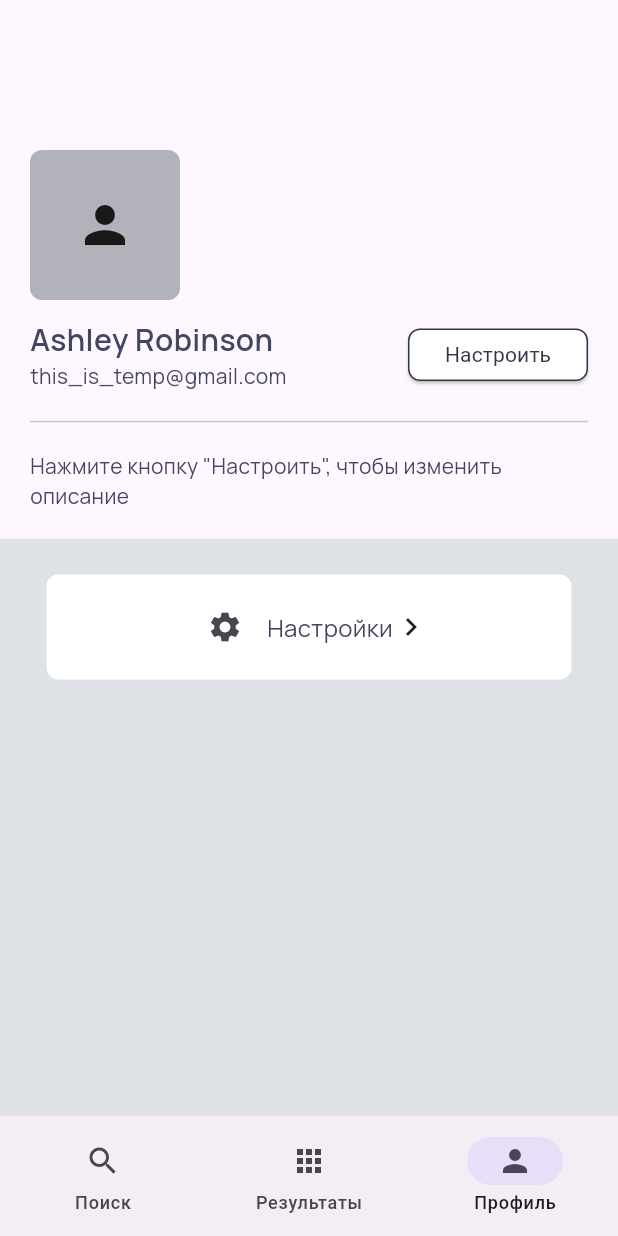
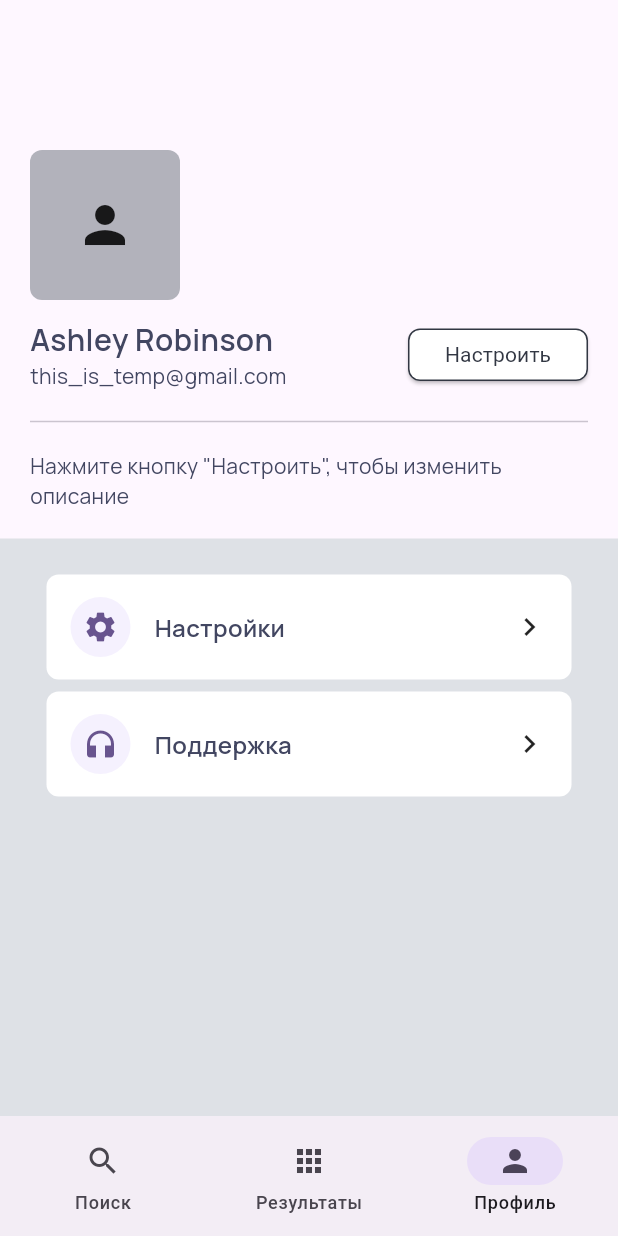
Before and after one commit to Melugsam/travel_helper_next, a Flutter app: the ProfileScreen screen opened by its route, on a phone screen of 412 x 824 dp. Run offline on Flutter 3.47's test engine with Material 3 defaults, Android fonts, the phone set to English and light mode, and no system bars; our stand-ins replace bloc, flutter_map, flutter_svg, freezed_annotation, go_router, latlong2.

Commit message:
layouts v1.0

```diff
--- a/lib/ui/screens/navigation/profile/profile_screen.dart
+++ b/lib/ui/screens/navigation/profile/profile_screen.dart
@@ -133,10 +133,12 @@ class ProfileScreen extends StatelessWidget {
             child: Container(
               width: double.infinity,
               color: const Color.fromRGBO(222, 225, 230, 1.0),
-              child: Column(
+              child: const Column(
                 children: [
-                  const SizedBox(height: 24,),
+                  SizedBox(height: 24,),
                   CustomProfileButton(icon: Icons.settings, text: "Настройки"),
+                  SizedBox(height: 8,),
+                  CustomProfileButton(icon: Icons.headphones, text: "Поддержка"),
                 ],
               ),
             ),
--- a/lib/ui/widgets/modules/screens/profile/custom_profile_button.dart
+++ b/lib/ui/widgets/modules/screens/profile/custom_profile_button.dart
@@ -10,37 +10,49 @@ class CustomProfileButton extends StatelessWidget {
   @override
   Widget build(BuildContext context) {
     return GestureDetector(
-      onTap: () {},
+      onTap: () {
+
+      },
       child: Container(
         width: 350,
         height: 70,
         decoration: BoxDecoration(
-          borderRadius: BorderRadius.circular(8),
-          color: Colors.white
+            borderRadius: BorderRadius.circular(8), color: Colors.white),
+        child: Padding(
+          padding: const EdgeInsets.symmetric(horizontal: 16),
+          child: Row(
+            children: [
+              Expanded(
+                child: Row(mainAxisAlignment: MainAxisAlignment.start, children: [
+                  CircleAvatar(
+                    backgroundColor: const Color.fromRGBO(245, 241, 254, 1.0),
+                    child: Icon(
+                      icon,
+                      color: Theme.of(context).primaryColor,
                     ),
-        child: Row(
-          mainAxisAlignment: MainAxisAlignment.center,
-          children: [
-            Row(
-              mainAxisAlignment: MainAxisAlignment.center,
-              children:[
-                IconButton(onPressed: () {}, icon: Icon(icon)),
-                const SizedBox(width: 4,),
+                  ),
+                  const SizedBox(
+                    width: 16,
+                  ),
                   Text(
                     text,
                     maxLines: 1,
                     overflow: TextOverflow.ellipsis,
                     style: TextStyle(
-                    fontWeight: FontWeight.w400,
+                      fontWeight: FontWeight.w600,
                       color: const Color.fromRGBO(66, 70, 97, 1),
                       fontFamily: Theme.of(context).textTheme.bodySmall!.fontFamily,
                       fontSize: 16,
                     ),
                   ),
-              ]
+                ]),
               ),
-            Icon(Icons.chevron_right_sharp, size: 24,)
+              const Icon(
+                Icons.chevron_right_sharp,
+                size: 24,
+              )
             ],
+          ),
         ),
       ),
     );
--- a/lib/ui/widgets/modules/screens/results/hotels_content.dart
+++ b/lib/ui/widgets/modules/screens/results/hotels_content.dart
@@ -12,11 +12,13 @@ class HotelsContent extends StatelessWidget {
 
   @override
   Widget build(BuildContext context) {
-    return ListView.builder(
-      physics: AlwaysScrollableScrollPhysics(),
+    return hotelsRequest.data.data.isEmpty
+        ? const FindError()
+        : ListView.builder(
+            physics: const AlwaysScrollableScrollPhysics(),
             addAutomaticKeepAlives: true,
             scrollDirection: Axis.vertical,
-      itemCount: hotelsRequest.data.data.length-1,
+            itemCount: hotelsRequest.data.data.length - 1,
             itemBuilder: (context, index) {
               final hotel = hotelsRequest.data.data[index];
               return _HotelBlock(
@@ -46,7 +48,7 @@ class _HotelBlock extends StatelessWidget {
   @override
   Widget build(BuildContext context) {
     return Padding(
-      padding: const EdgeInsets.fromLTRB(30,0,30,40),
+      padding: const EdgeInsets.fromLTRB(30, 0, 30, 40),
       child: Column(
         crossAxisAlignment: CrossAxisAlignment.stretch,
         children: [
@@ -63,9 +65,7 @@ class _HotelBlock extends StatelessWidget {
                       borderRadius: BorderRadius.circular(8.0),
                       child: CustomNetworkImage(
                           url: photoUrl(cardPhotos[0].sizes.urlTemplate),
-                        boxFit: BoxFit.fill
-                      )
-              )),
+                          boxFit: BoxFit.fill))),
           Padding(
             padding: const EdgeInsets.only(top: 8),
             child: Row(
--- a/lib/ui/widgets/modules/screens/results/weather_content.dart
+++ b/lib/ui/widgets/modules/screens/results/weather_content.dart
@@ -39,6 +39,7 @@ class WeatherContent extends StatelessWidget {
                 CustomNetworkImage(
                     url:
                         "https://openweathermap.org/img/wn/${currWeather.weather[0].icon}@2x.png"),
+                const SizedBox(height: 12,),
                 Padding(
                   padding: const EdgeInsets.symmetric(horizontal: 32),
                   child: Row(
@@ -105,7 +106,7 @@ class WeatherContent extends StatelessWidget {
                   ),
                 ),
                 const SizedBox(
-                  height: 30,
+                  height: 40,
                 ),
                 SizedBox(
                   height: 120,
@@ -121,9 +122,6 @@ class WeatherContent extends StatelessWidget {
                       return _WeatherItemHour(hourWeather: hourWeather);
                     },
                   ),
-                ),
-                const SizedBox(
-                  height: 30,
                 ),
                 Padding(
                   padding: const EdgeInsets.symmetric(horizontal: 30),
```
Lines whose indentation alone changed are shown as unchanged.
